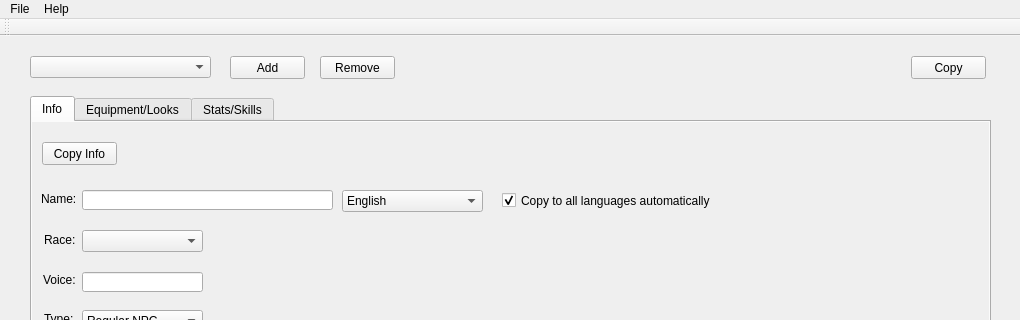
This is mainwindow.ui in eterniti/cycit as Qt 5 draws it before an edit; both pictures show x 0 to 1020 and y 0 to 320 of the 1020 by 655 pixel window. The edited form follows.
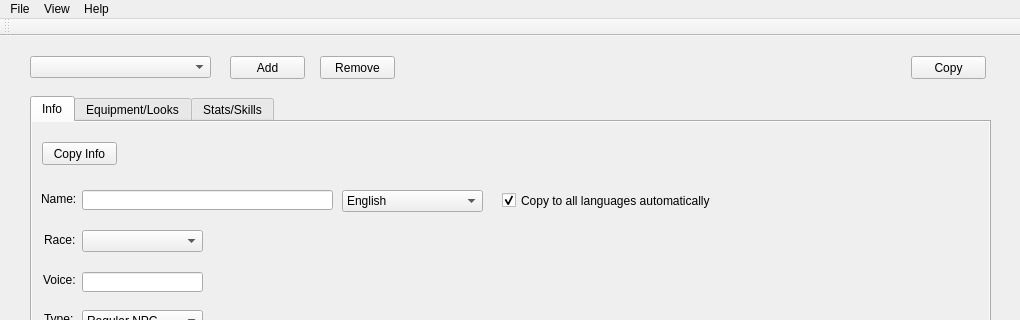
This is the edited form.

Patch:
```diff
--- a/mainwindow.ui
+++ b/mainwindow.ui
@@ -1818,7 +1818,7 @@
      <x>0</x>
      <y>0</y>
      <width>1020</width>
-     <height>21</height>
+     <height>22</height>
     </rect>
    </property>
    <widget class="QMenu" name="menuFile">
@@ -1836,7 +1836,14 @@
     </property>
     <addaction name="actionAbout"/>
    </widget>
+   <widget class="QMenu" name="menuView">
+    <property name="title">
+     <string>View</string>
+    </property>
+    <addaction name="actionToggle_dark_mode"/>
+   </widget>
    <addaction name="menuFile"/>
+   <addaction name="menuView"/>
    <addaction name="menuHelp"/>
   </widget>
   <widget class="QToolBar" name="mainToolBar">
```
Left out of the diff: 5 changed lines with no effect on the pictures.
